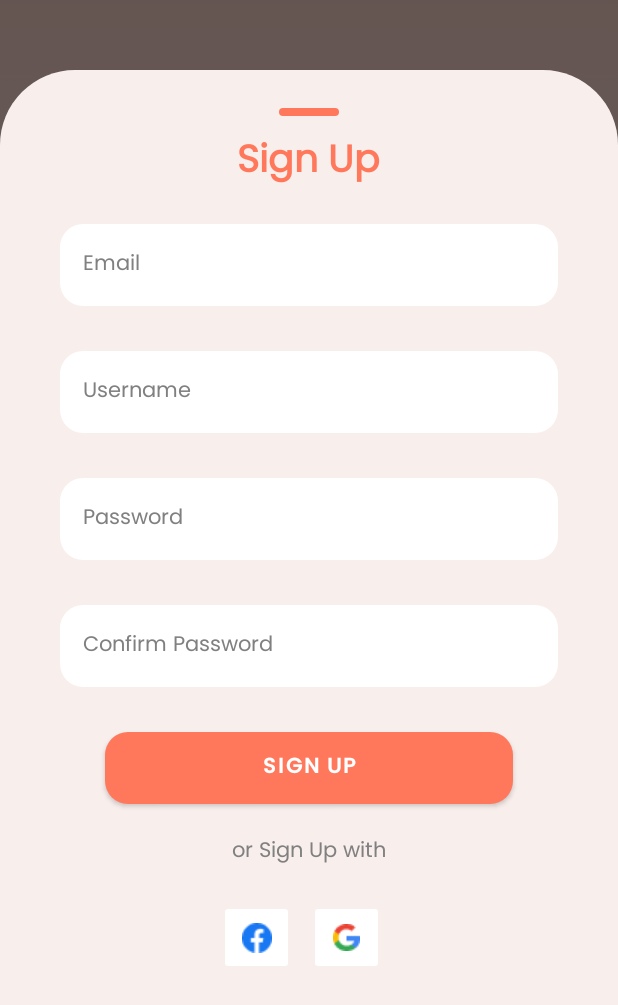
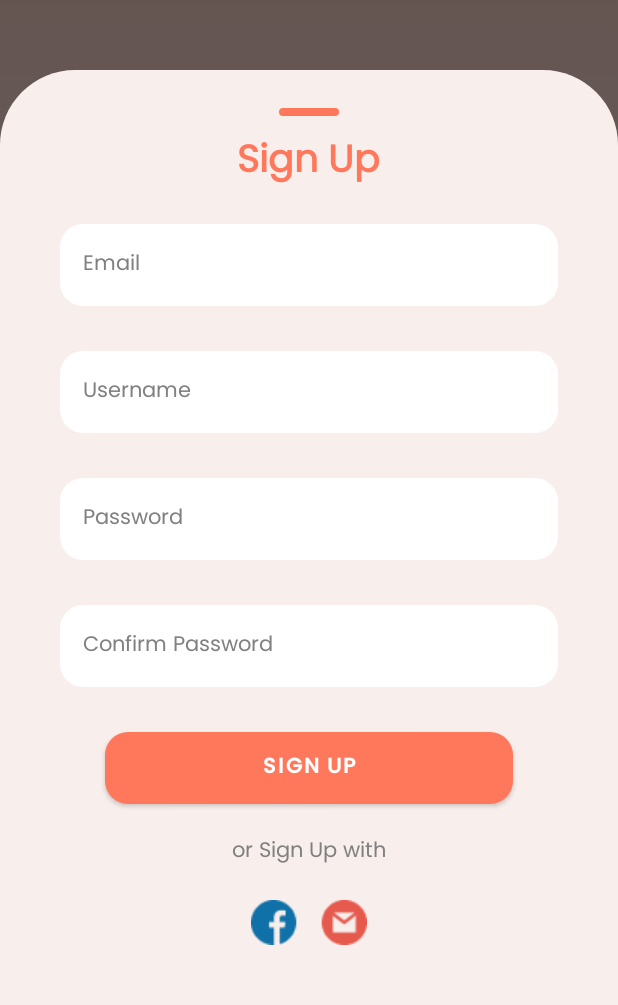
Before and after one commit to zakoraa/food-delivery-app, an Android app: the LoginActivity screen opened directly, with no data from a screen before it, after a tap on "SignUp", on a phone screen of 412 x 824 dp, the part 231-1236 px from its top. Run offline under Robolectric (Android 15) with nearby library versions, the light colour scheme and no system bars.

Commit message:
style: update login and signup page view

```diff
--- a/app/src/main/res/layout/activity_login.xml
+++ b/app/src/main/res/layout/activity_login.xml
@@ -85,7 +85,33 @@
            android:fontFamily="@font/poppinsmedium"
            android:layout_marginHorizontal="30dp"
            android:layout_marginTop="50dp"
-           android:layout_marginBottom="10dp"/>
+           />
+
+        <TextView
+            android:layout_width="wrap_content"
+            android:layout_height="wrap_content"
+            android:text="@string/forgot_password"
+            android:layout_gravity="center_horizontal"
+            android:layout_margin="10dp"
+            android:textSize="12sp"
+            />
+        <TextView
+            android:layout_width="wrap_content"
+            android:layout_height="wrap_content"
+            android:text="@string/or_sign_in_with"
+            android:textSize="16sp"
+            android:textColor="@color/grey"
+            android:fontFamily="@font/poppinsregular"
+            android:layout_gravity="center_horizontal"
+            android:layout_marginVertical="10dp"/>
+        <ImageView
+            android:layout_width="wrap_content"
+            android:layout_height="wrap_content"
+            android:src="@drawable/social_media"
+            android:layout_gravity="center_horizontal"
+            android:layout_marginVertical="10dp"
+            android:contentDescription="@string/social_media" />
+
 
     </LinearLayout>
 
--- a/app/src/main/res/layout/bottomsheetsignup.xml
+++ b/app/src/main/res/layout/bottomsheetsignup.xml
@@ -96,26 +96,13 @@
         android:layout_gravity="center_horizontal"
         />
 
-    <LinearLayout
+    <ImageView
         android:layout_width="wrap_content"
         android:layout_height="wrap_content"
-        android:orientation="horizontal"
-        android:layout_gravity="center_horizontal">
-        <ImageButton
-            android:layout_width="50dp"
-            android:layout_height="50dp"
-            android:backgroundTintMode="screen"
-            android:layout_marginEnd="10dp"
-            android:src="@drawable/facebook"
-            android:contentDescription="@string/google" />
-        <ImageButton
-            android:layout_width="50dp"
-            android:layout_height="50dp"
-            android:backgroundTintMode="screen"
-            android:layout_marginEnd="10dp"
-            android:src="@drawable/google"
-            android:contentDescription="@string/facebook"/>
-    </LinearLayout>
+        android:src="@drawable/social_media"
+        android:layout_gravity="center_horizontal"
+        android:contentDescription="@string/social_media"
+        android:layout_marginBottom="20dp"/>
 
 
 </LinearLayout>
--- a/app/src/main/res/values/strings.xml
+++ b/app/src/main/res/values/strings.xml
@@ -25,4 +25,7 @@
     <string name="title_kfc_product">title_kfc_product</string>
     <string name="icon_menu">icon_menu</string>
     <string name="icon_shop">icon_shop</string>
+    <string name="forgot_password">Forgot Password?</string>
+    <string name="or_sign_in_with">Or Sign in With</string>
+    <string name="social_media">social_media</string>
 </resources>
```
Also changed, not shown: app/src/main/res/drawable/facebook.png (deleted), app/src/main/res/drawable/google.png (deleted), app/src/main/res/drawable/social_media.png (added).
